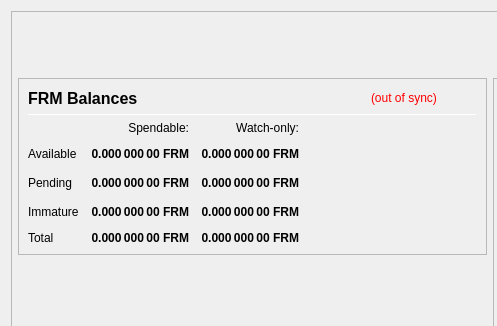
Before: the Qt Designer form src/qt/forms/overviewpage.ui in feirm/feirm, drawn with Qt 5; both pictures show x 0 to 497 and y 0 to 326 of the 978 by 841 pixel window.
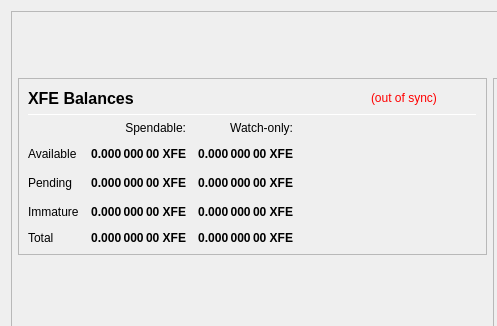
After: the same form once the commit is applied.

Diff of the .ui file:
```diff
--- a/src/qt/forms/overviewpage.ui
+++ b/src/qt/forms/overviewpage.ui
@@ -193,7 +193,7 @@
                        </font>
                       </property>
                       <property name="text">
-                       <string>FRM Balances</string>
+                       <string>XFE Balances</string>
                       </property>
                      </widget>
                     </item>
@@ -270,7 +270,7 @@
                        <string>Unconfirmed transactions to watch-only addresses</string>
                       </property>
                       <property name="text">
-                       <string notr="true">0.000 000 00 FRM</string>
+                       <string notr="true">0.000 000 00 XFE</string>
                       </property>
                       <property name="alignment">
                        <set>Qt::AlignRight|Qt::AlignTrailing|Qt::AlignVCenter</set>
@@ -295,7 +295,7 @@
                        <string>Total of transactions that have yet to be confirmed, and do not yet count toward the spendable balance</string>
                       </property>
                       <property name="text">
-                       <string notr="true">0.000 000 00 FRM</string>
+                       <string notr="true">0.000 000 00 XFE</string>
                       </property>
                       <property name="alignment">
                        <set>Qt::AlignRight|Qt::AlignTrailing|Qt::AlignVCenter</set>
@@ -320,7 +320,7 @@
                        <string>Staked or masternode rewards in watch-only addresses that has not yet matured</string>
                       </property>
                       <property name="text">
-                       <string notr="true">0.000 000 00 FRM</string>
+                       <string notr="true">0.000 000 00 XFE</string>
                       </property>
                       <property name="alignment">
                        <set>Qt::AlignRight|Qt::AlignTrailing|Qt::AlignVCenter</set>
@@ -355,7 +355,7 @@
                        <string>Staked or masternode rewards that has not yet matured</string>
                       </property>
                       <property name="text">
-                       <string notr="true">0.000 000 00 FRM</string>
+                       <string notr="true">0.000 000 00 XFE</string>
                       </property>
                       <property name="alignment">
                        <set>Qt::AlignRight|Qt::AlignTrailing|Qt::AlignVCenter</set>
@@ -403,7 +403,7 @@
                        <string>Your current total balance</string>
                       </property>
                       <property name="text">
-                       <string notr="true">0.000 000 00 FRM</string>
+                       <string notr="true">0.000 000 00 XFE</string>
                       </property>
                       <property name="alignment">
                        <set>Qt::AlignRight|Qt::AlignTrailing|Qt::AlignVCenter</set>
@@ -428,7 +428,7 @@
                        <string>Current total balance in watch-only addresses</string>
                       </property>
                       <property name="text">
-                       <string notr="true">0.000 000 00 FRM</string>
+                       <string notr="true">0.000 000 00 XFE</string>
                       </property>
                       <property name="alignment">
                        <set>Qt::AlignRight|Qt::AlignTrailing|Qt::AlignVCenter</set>
@@ -473,7 +473,7 @@
                        <string>Your current spendable balance</string>
                       </property>
                       <property name="text">
-                       <string notr="true">0.000 000 00 FRM</string>
+                       <string notr="true">0.000 000 00 XFE</string>
                       </property>
                       <property name="alignment">
                        <set>Qt::AlignRight|Qt::AlignTrailing|Qt::AlignVCenter</set>
@@ -498,7 +498,7 @@
                        <string>Your current balance in watch-only addresses</string>
                       </property>
                       <property name="text">
-                       <string notr="true">0.000 000 00 FRM</string>
+                       <string notr="true">0.000 000 00 XFE</string>
                       </property>
                       <property name="alignment">
                        <set>Qt::AlignRight|Qt::AlignTrailing|Qt::AlignVCenter</set>
```
